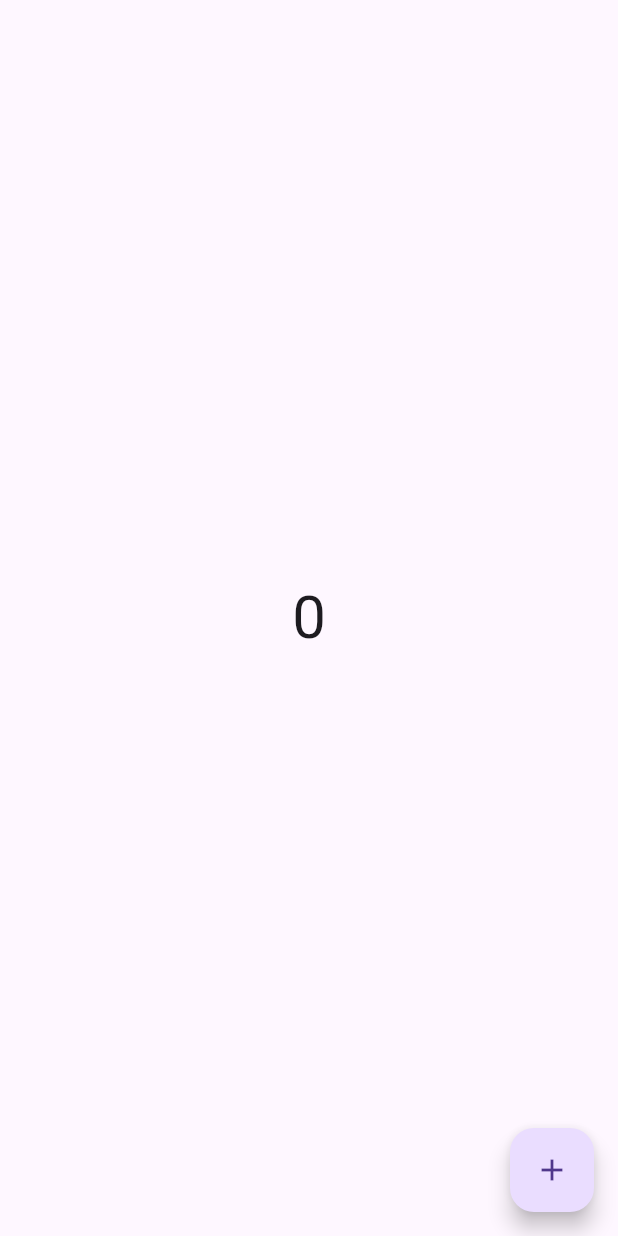
After one commit to Syed-Farazuddin/Design_patterns_flutter, a Flutter app: the RiverpodCounterPage screen opened directly, on a phone screen of 412 x 824 dp. The commit adds this screen. Run offline on Flutter 3.47's test engine with Material 3 defaults, Android fonts, the phone set to English and light mode, and no system bars; our stand-ins replace chopper, firebase_core, flutter_riverpod; accounts and stored records are empty; generated files the repository leaves out were written again; network calls fail.

Commit message:
counter using riverpod done

```diff
--- /dev/null
+++ b/lib/pages/riverpod_counter_page.dart
@@ -0,0 +1,34 @@
+import 'package:flutter/material.dart';
+import 'package:flutter_riverpod/flutter_riverpod.dart';
+import 'package:learning/state_management/riverpod/counter_riverpod/counter_riverpod.dart';
+
+class RiverpodCounterPage extends StatelessWidget {
+  const RiverpodCounterPage({super.key});
+
+  @override
+  Widget build(BuildContext context) {
+    return Consumer(
+      builder: (context, ref, child) {
+        final value = ref.watch(counterProvider);
+        return Scaffold(
+          floatingActionButton: FloatingActionButton(
+            onPressed: () {
+              ref.read(counterProvider.notifier).state++;
+            },
+            child: const Icon(
+              Icons.add,
+            ),
+          ),
+          body: Center(
+            child: Text(
+              value.toString(),
+              style: const TextStyle(
+                fontSize: 40,
+              ),
+            ),
+          ),
+        );
+      },
+    );
+  }
+}
--- a/lib/services/services.dart
+++ b/lib/services/services.dart
@@ -1,5 +1,4 @@
 import 'dart:convert';
-
 import 'package:learning/model/model.dart';
 import 'package:http/http.dart';
 import 'package:learning/network/url.dart';
--- /dev/null
+++ b/lib/state_management/riverpod/counter_riverpod/counter_riverpod.dart
@@ -0,0 +1,5 @@
+import 'package:flutter_riverpod/flutter_riverpod.dart';
+
+final counterProvider = StateProvider<int>((ref) {
+  return 0;
+});
--- a/pubspec.yaml
+++ b/pubspec.yaml
@@ -43,6 +43,9 @@ dependencies:
   firebase_core: ^2.24.2
   firebase_messaging: ^14.7.10
   flutter_local_notifications: ^17.2.2
+  flutter_riverpod: ^2.5.1
+  riverpod: ^2.5.1
+  riverpod_generator: ^2.4.0
 
 dev_dependencies:
   flutter_test:
```
Also changed, not shown: lib/main.dart (+13 -58 lines), lib/pages/http_fetching.dart (added, +61 -0 lines), pubspec.lock, 3 other files.
